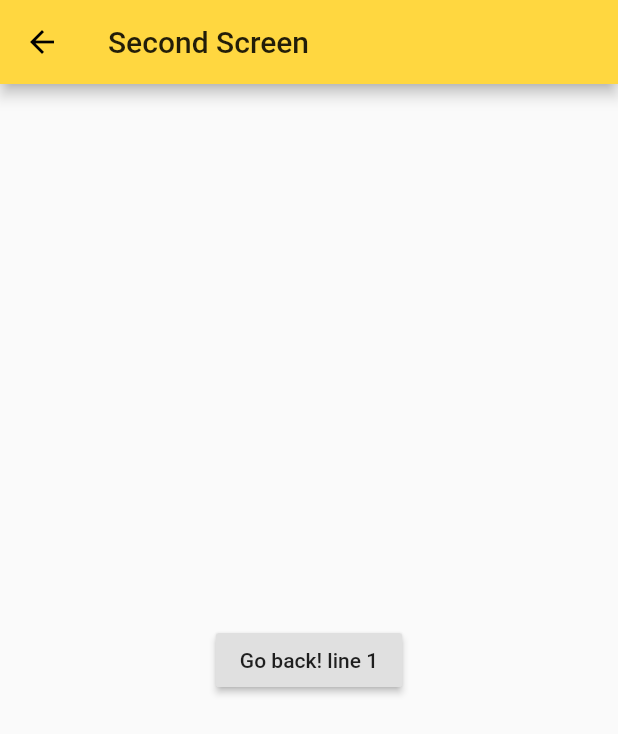
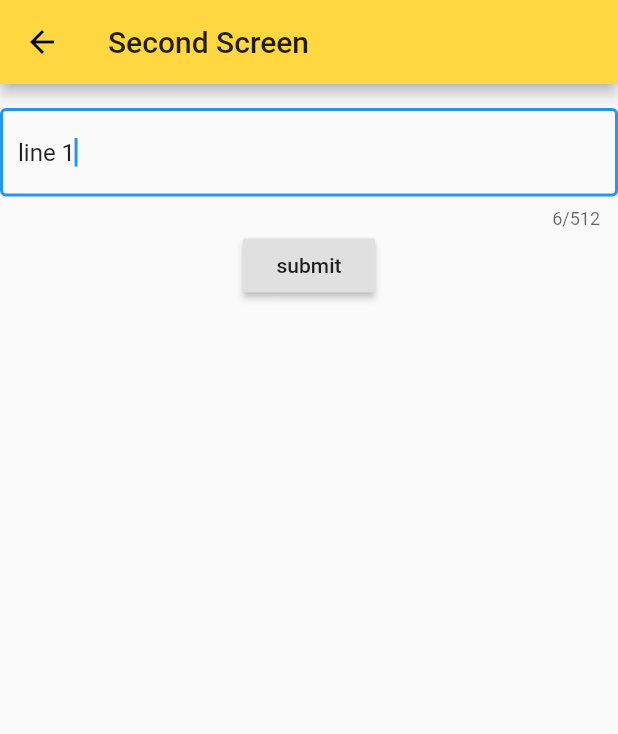
Before and after one commit to onlybenyang/flutter_demo, a Flutter app: the screen it shows after launch, after a tap on "line 1", on a phone screen of 412 x 824 dp. Shown: the top 734 px of the screen. Run offline on Flutter 3.47's test engine with Material 2 defaults, Android fonts, the phone set to English and light mode, and no system bars.

Commit message:
edit function completed

```diff
--- a/lib/EditPage.dart
+++ b/lib/EditPage.dart
@@ -2,8 +2,42 @@ import 'package:flutter/material.dart';
 
 class EditPage extends StatelessWidget {
   var data;
+  final control = TextEditingController();
   EditPage(data) {
     this.data = data;
+    control.text = this.data;
+    control.selection = TextSelection(
+        baseOffset: this.data.toString().length,
+        extentOffset: this.data.toString().length);
+  }
+
+  onTextChange(String text) {
+    this.data = text;
+  }
+
+  Widget buildView(BuildContext context) {
+    Widget textFieldView = new Container(
+      margin: EdgeInsets.only(top: 16.0),
+      child: TextField(
+        onChanged: (text) => this.onTextChange(text),
+        maxLines: null,
+        maxLength: 512,
+        autofocus: true,
+        controller: control,
+        decoration: InputDecoration(border: OutlineInputBorder()),
+      ),
+    );
+
+    Widget submitButton = Center(
+        child: RaisedButton(
+            child: Text("submit"),
+            onPressed: () {
+              Navigator.pop(context, this.data);
+            }));
+
+    return Column(
+      children: <Widget>[textFieldView, submitButton],
+    );
   }
 
   @override
@@ -12,14 +46,7 @@ class EditPage extends StatelessWidget {
       appBar: new AppBar(
         title: new Text("Second Screen"),
       ),
-      body: new Center(
-        child: new RaisedButton(
-          onPressed: () {
-            Navigator.pop(context);
-          },
-          child: new Text('Go back! ' + this.data),
-        ),
-      ),
+      body: buildView(context),
     );
   }
 }
--- a/lib/main.dart
+++ b/lib/main.dart
@@ -74,6 +74,10 @@ class MyDraggableTarget<T> extends StatefulWidget {
       : assert(data != null),
         super(key: key);
 
+  remove(int index) {
+    print("remove " + index.toString());
+  }
+
   @override
   State createState() =>
       MyDraggableTargetState(index: this.index, data: this.data);
@@ -97,16 +101,18 @@ class MyDraggableTargetState extends State<MyDraggableTarget> {
             child: RawMaterialButton(
               child: Text(data),
               onPressed: () {
-                  Navigator.push(
+                Navigator.push<String>(
                         context,
                         new MaterialPageRoute(
-                          builder: (context) => new EditPage(data)));
+                            builder: (context) => new EditPage(data)))
+                    .then((String value) {
+                  data = value;
+                });
               },
             ),
           );
         },
         onAccept: (acceptData) {
-            print("$acceptData is onaccept, index = $index");
           setState(() {
             data = acceptData;
           });
@@ -126,6 +132,10 @@ class MyDraggableTargetState extends State<MyDraggableTarget> {
               child: Container(
             height: 80.0,
             child: Text(data),
-            ))));
+          ))),
+      onDragStarted: () {
+        widget.remove(index);
+      },
+    );
   }
 }
```
Lines whose indentation alone changed are shown as unchanged.
